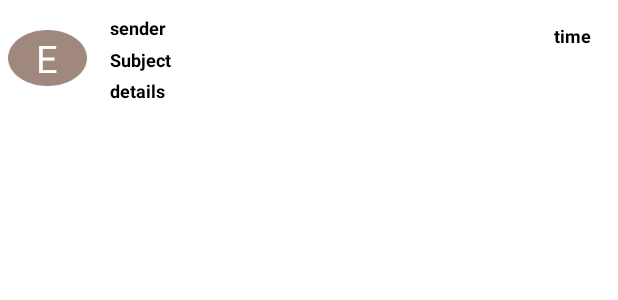
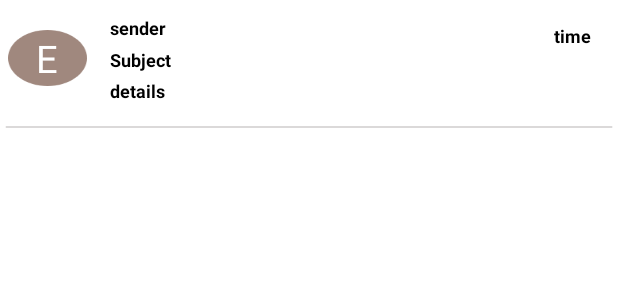
Before and after one commit to EynavP/SimpleEmail, an Android app: the layout mail_object.xml on its own in the app's theme, with its tools: preview values and no code run, on a phone screen of 412 x 824 dp. Shown: the top 300 px of the screen. Run offline under Robolectric (Android 15) with nearby library versions, the phone set to English and light mode, and no system bars.

Commit message:
limit subject and add separte line

```diff
--- a/SimpleEmail/app/src/main/java/com/example/simpleemail/Specific_mail.java
+++ b/SimpleEmail/app/src/main/java/com/example/simpleemail/Specific_mail.java
@@ -4,6 +4,7 @@ import androidx.appcompat.app.AppCompatActivity;
 import androidx.recyclerview.widget.LinearLayoutManager;
 import androidx.recyclerview.widget.RecyclerView;
 
+import android.content.Intent;
 import android.os.Bundle;
 import android.widget.ArrayAdapter;
 import android.widget.Button;
@@ -61,6 +62,8 @@ public class Specific_mail extends AppCompatActivity {
             if(TVReplay.getText().toString()!=null){
                 db.replayDao().insertReplay(new Replay(mail.getId(),TVReplay.getText().toString()));
                 Toast.makeText(this,"Add replay Success",Toast.LENGTH_LONG).show();
+                Intent intent = new Intent(this,MainActivity.class);
+                startActivity(intent);
             }
         });
 
--- a/SimpleEmail/app/src/main/res/layout/mail_object.xml
+++ b/SimpleEmail/app/src/main/res/layout/mail_object.xml
@@ -1,11 +1,13 @@
 <?xml version="1.0" encoding="utf-8"?>
-<androidx.constraintlayout.widget.ConstraintLayout xmlns:android="http://schemas.android.com/apk/res/android"
+<androidx.constraintlayout.widget.ConstraintLayout
+    xmlns:android="http://schemas.android.com/apk/res/android"
     xmlns:app="http://schemas.android.com/apk/res-auto"
     xmlns:tools="http://schemas.android.com/tools"
     android:layout_width="match_parent"
     android:layout_height="wrap_content">
 
     <LinearLayout
+        android:id="@+id/linearLayout"
         android:layout_width="match_parent"
         android:layout_height="85dp"
         android:orientation="horizontal"
@@ -19,18 +21,18 @@
 
         <TextView
             android:id="@+id/first_letter"
-            android:text="E"
-            android:textColor="@color/white"
-            android:background="@drawable/side_eclipse"
             android:layout_width="wrap_content"
             android:layout_height="wrap_content"
+            android:layout_marginLeft="5dp"
             android:layout_marginTop="20dp"
-            android:layout_marginLeft="5dp"
             android:layout_marginRight="5dp"
             android:layout_weight="2"
+            android:background="@drawable/side_eclipse"
+            android:gravity="center"
+            android:text="E"
             android:textAlignment="center"
-            android:textSize="25sp"
-            android:gravity="center"/>
+            android:textColor="@color/white"
+            android:textSize="25sp" />
 
         <LinearLayout
             android:layout_width="266dp"
@@ -74,7 +76,9 @@
                 android:text="@string/details"
                 android:textColor="@color/black"
                 android:textSize="12sp"
-                android:textStyle="bold" />
+                android:textStyle="bold"
+                android:ellipsize="end"
+                android:maxLines="1"/>
         </LinearLayout>
 
         <TextView
@@ -90,4 +94,11 @@
 
 
     </LinearLayout>
+
+    <ImageView
+        android:layout_width="match_parent"
+        android:layout_height="wrap_content"
+        android:src="@drawable/seperation_line"
+        app:layout_constraintBottom_toBottomOf="parent" />
+
 </androidx.constraintlayout.widget.ConstraintLayout>
```
Also changed, not shown: SimpleEmail/app/src/main/res/layout/replay_item.xml (+12 -3 lines).
